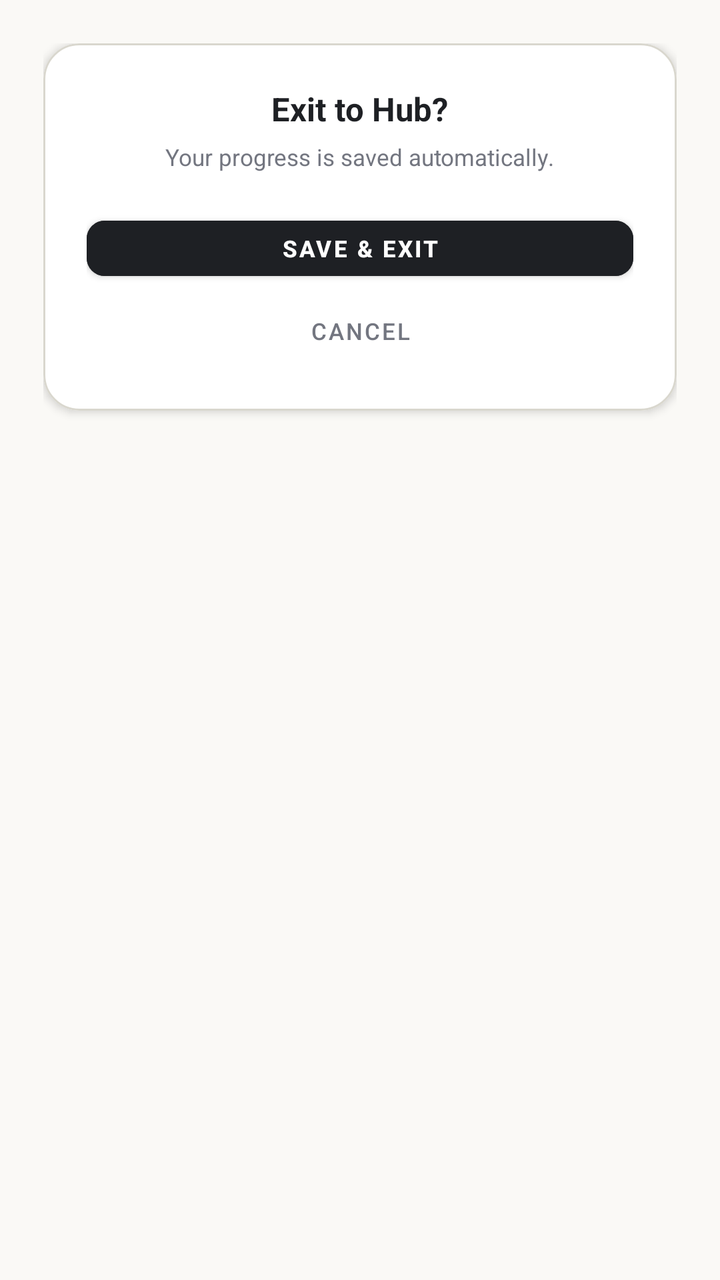
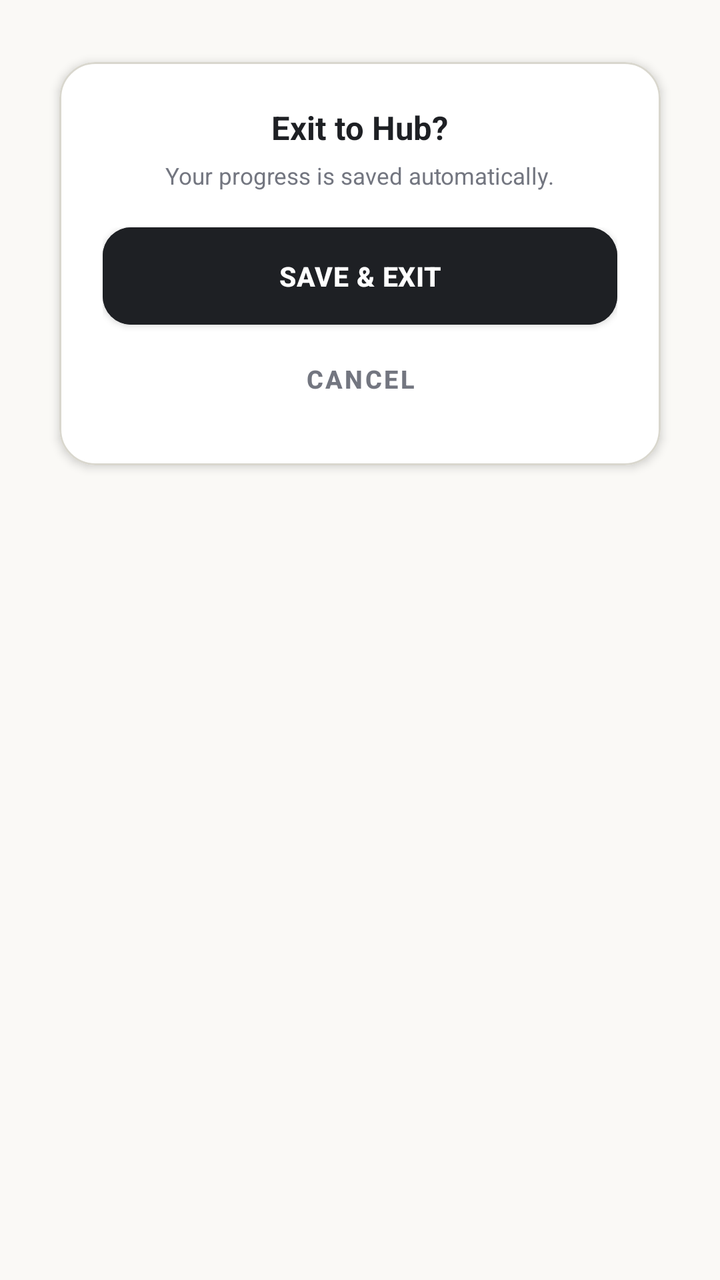

Screens rendered from an Android XML layout before and after an edit, with the pre-edit source and the edit as a unified diff.
<!-- AndroidManifest.xml: application theme Theme.NumberBlocks -->
<!-- res/layout/dialog_confirm_exit.xml -->
<?xml version="1.0" encoding="utf-8"?>
<LinearLayout xmlns:android="http://schemas.android.com/apk/res/android"
    xmlns:app="http://schemas.android.com/apk/res-auto"
    android:layout_width="match_parent"
    android:layout_height="wrap_content"
    android:background="@android:color/transparent"
    android:orientation="vertical"
    android:padding="@dimen/dp_24">

    <com.google.android.material.card.MaterialCardView
        android:layout_width="match_parent"
        android:layout_height="wrap_content"
        app:cardBackgroundColor="#FFFFFF"
        app:cardCornerRadius="@dimen/dp_20"
        app:cardElevation="@dimen/dp_3"
        app:strokeColor="#D9D7CE"
        app:strokeWidth="@dimen/dp_1">

        <LinearLayout
            android:layout_width="match_parent"
            android:layout_height="wrap_content"
            android:gravity="center"
            android:orientation="vertical"
            android:padding="@dimen/dp_24">

            <TextView
                android:layout_width="wrap_content"
                android:layout_height="wrap_content"
                android:text="Exit to Hub?"
                android:textColor="#1E2024"
                android:textSize="@dimen/sp_18"
                android:textStyle="bold" />

            <TextView
                android:layout_width="wrap_content"
                android:layout_height="wrap_content"
                android:layout_marginTop="@dimen/dp_6"
                android:text="Your progress is saved automatically."
                android:textColor="#737680"
                android:textSize="@dimen/sp_13" />

            <LinearLayout
                android:layout_width="match_parent"
                android:layout_height="wrap_content"
                android:layout_marginTop="@dimen/dp_20"
                android:orientation="vertical">

                <Button
                    android:id="@+id/btn_dialog_save_exit"
                    style="@style/Widget.MaterialComponents.Button"
                    android:layout_width="match_parent"
                    android:layout_height="@dimen/dp_44"
                    android:backgroundTint="#1E2024"
                    android:text="@string/save_exit"
                    android:textColor="#FFFFFF"
                    android:textSize="@dimen/sp_13"
                    android:textStyle="bold"
                    app:cornerRadius="@dimen/dp_10" />

                <Button
                    android:id="@+id/btn_dialog_stay"
                    style="@style/Widget.MaterialComponents.Button.TextButton"
                    android:layout_width="match_parent"
                    android:layout_height="@dimen/dp_40"
                    android:layout_marginTop="@dimen/dp_4"
                    android:text="Cancel"
                    android:textColor="#737680"
                    android:textSize="@dimen/sp_13" />
            </LinearLayout>

        </LinearLayout>
    </com.google.android.material.card.MaterialCardView>
</LinearLayout>
<!-- resources referenced by this layout -->
<resources>
  <dimen name="dp_1">1.00dp</dimen>
  <dimen name="dp_10">10.00dp</dimen>
  <dimen name="dp_20">20.00dp</dimen>
  <dimen name="dp_24">24.00dp</dimen>
  <dimen name="dp_3">3.00dp</dimen>
  <dimen name="dp_4">4.00dp</dimen>
  <dimen name="dp_40">40.00dp</dimen>
  <dimen name="dp_44">44.00dp</dimen>
  <dimen name="dp_6">6.00dp</dimen>
  <dimen name="sp_13">13.00sp</dimen>
  <dimen name="sp_18">18.00sp</dimen>
  <string name="save_exit">Save &amp; Exit</string>
  <style name="Theme.NumberBlocks" parent="Theme.MaterialComponents.DayNight.NoActionBar">
          <item name="colorPrimary">@color/primary</item>
          <item name="colorPrimaryVariant">@color/primary_variant</item>
          <item name="colorSecondary">@color/secondary</item>
          <item name="android:statusBarColor">@color/background</item>
          <item name="android:navigationBarColor">@color/background</item>
          <item name="android:windowBackground">@color/background</item>
          <item name="android:windowLightStatusBar">true</item>
      </style>
  <color name="primary">#1E2024</color>
  <color name="primary_variant">#161719</color>
  <color name="secondary">#5A5D66</color>
  <color name="background">#FAF9F6</color>
</resources>

<!-- the commit's change to res/layout/dialog_confirm_exit.xml (unified diff, before → after) -->
@@ -4,6 +4,8 @@
     android:layout_width="match_parent"
     android:layout_height="wrap_content"
     android:background="@android:color/transparent"
+    android:clipChildren="false"
+    android:clipToPadding="false"
     android:orientation="vertical"
     android:padding="@dimen/dp_24">
 
@@ -13,6 +15,7 @@
         app:cardBackgroundColor="#FFFFFF"
         app:cardCornerRadius="@dimen/dp_20"
         app:cardElevation="@dimen/dp_3"
+        app:cardUseCompatPadding="true"
         app:strokeColor="#D9D7CE"
         app:strokeWidth="@dimen/dp_1">
 
@@ -47,25 +50,25 @@
 
                 <Button
                     android:id="@+id/btn_dialog_save_exit"
-                    style="@style/Widget.MaterialComponents.Button"
+                    style="@style/GameButton.Primary"
                     android:layout_width="match_parent"
-                    android:layout_height="@dimen/dp_44"
+                    android:layout_height="@dimen/dp_54"
                     android:backgroundTint="#1E2024"
                     android:text="@string/save_exit"
                     android:textColor="#FFFFFF"
-                    android:textSize="@dimen/sp_13"
+                    android:textSize="@dimen/sp_15"
                     android:textStyle="bold"
-                    app:cornerRadius="@dimen/dp_10" />
+                    app:cornerRadius="@dimen/dp_16" />
 
                 <Button
                     android:id="@+id/btn_dialog_stay"
-                    style="@style/Widget.MaterialComponents.Button.TextButton"
+                    style="@style/GameButton.Text"
                     android:layout_width="match_parent"
-                    android:layout_height="@dimen/dp_40"
-                    android:layout_marginTop="@dimen/dp_4"
+                    android:layout_height="@dimen/dp_48"
+                    android:layout_marginTop="@dimen/dp_6"
                     android:text="Cancel"
                     android:textColor="#737680"
-                    android:textSize="@dimen/sp_13" />
+                    android:textSize="@dimen/sp_14" />
             </LinearLayout>
 
         </LinearLayout>
<!-- resource entries referenced after the edit -->
@@ -1,17 +1,35 @@
 <!-- resources referenced by this layout -->
 <resources>
   <dimen name="dp_1">1.00dp</dimen>
-  <dimen name="dp_10">10.00dp</dimen>
+  <dimen name="dp_16">16.00dp</dimen>
   <dimen name="dp_20">20.00dp</dimen>
   <dimen name="dp_24">24.00dp</dimen>
   <dimen name="dp_3">3.00dp</dimen>
-  <dimen name="dp_4">4.00dp</dimen>
-  <dimen name="dp_40">40.00dp</dimen>
-  <dimen name="dp_44">44.00dp</dimen>
+  <dimen name="dp_48">48.00dp</dimen>
+  <dimen name="dp_54">54.00dp</dimen>
   <dimen name="dp_6">6.00dp</dimen>
   <dimen name="sp_13">13.00sp</dimen>
+  <dimen name="sp_14">14.00sp</dimen>
+  <dimen name="sp_15">15.00sp</dimen>
   <dimen name="sp_18">18.00sp</dimen>
   <string name="save_exit">Save &amp; Exit</string>
+  <style name="GameButton.Primary" parent="Widget.MaterialComponents.Button">
+          <item name="android:layout_height">@dimen/dp_54</item>
+          <item name="android:textSize">@dimen/sp_15</item>
+          <item name="android:textStyle">bold</item>
+          <item name="cornerRadius">@dimen/dp_16</item>
+          <item name="android:insetTop">0dp</item>
+          <item name="android:insetBottom">0dp</item>
+          <item name="android:letterSpacing">0.02</item>
+      </style>
+  <style name="GameButton.Text" parent="Widget.MaterialComponents.Button.TextButton">
+          <item name="android:layout_height">@dimen/dp_48</item>
+          <item name="android:textSize">@dimen/sp_14</item>
+          <item name="android:textStyle">bold</item>
+          <item name="android:insetTop">0dp</item>
+          <item name="android:insetBottom">0dp</item>
+          <item name="android:textColor">@color/text_secondary</item>
+      </style>
   <style name="Theme.NumberBlocks" parent="Theme.MaterialComponents.DayNight.NoActionBar">
           <item name="colorPrimary">@color/primary</item>
           <item name="colorPrimaryVariant">@color/primary_variant</item>
@@ -21,6 +39,7 @@
           <item name="android:windowBackground">@color/background</item>
           <item name="android:windowLightStatusBar">true</item>
       </style>
+  <color name="text_secondary">#737680</color>
   <color name="primary">#1E2024</color>
   <color name="primary_variant">#161719</color>
   <color name="secondary">#5A5D66</color>
